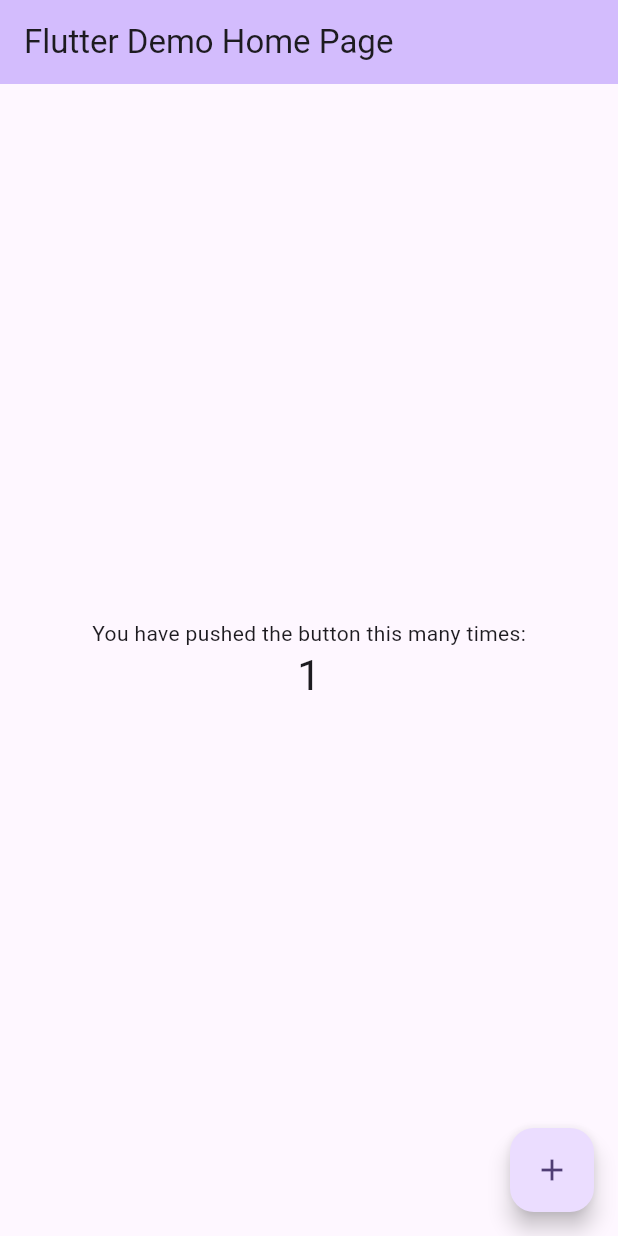
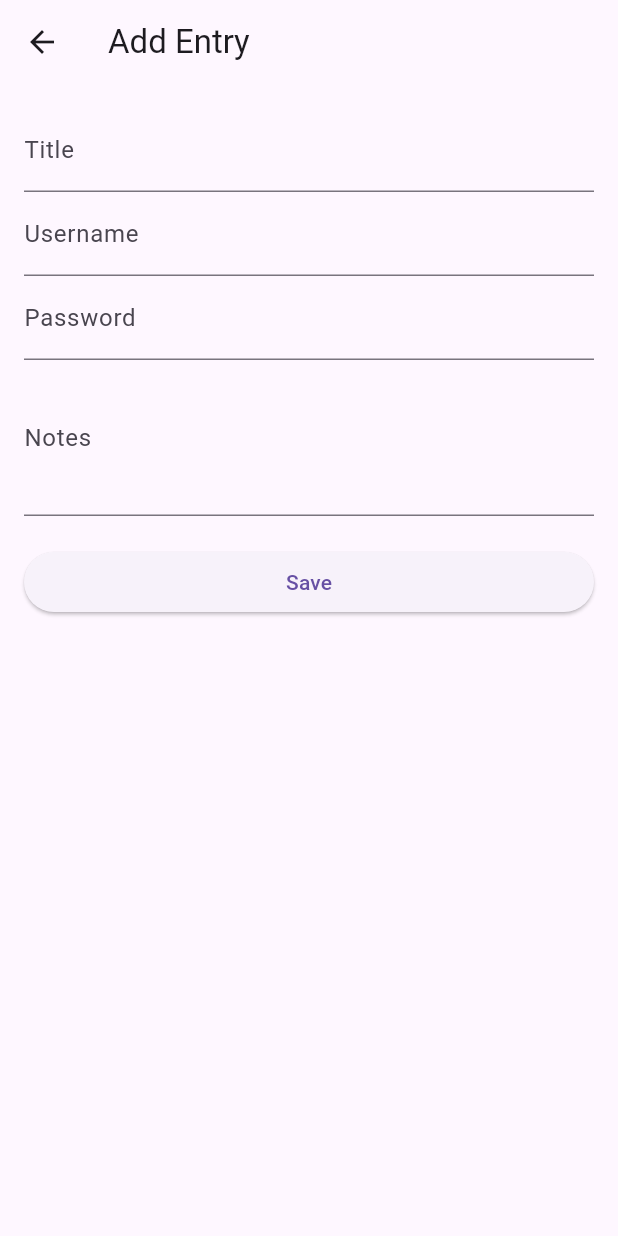
Before and after one commit to could-ai/01986b0a-abc8-7756-8518-159499e136ed, a Flutter app: the screen it shows after launch, after a tap on the "add" icon, on a phone screen of 412 x 824 dp. Run offline on Flutter 3.47's test engine with Material 3 defaults, Android fonts, the phone set to English and light mode, and no system bars; our stand-ins replace hive, hive_flutter; accounts and stored records are empty; generated files the repository leaves out were written again.

Commit message:
Add Hive and Hive Flutter dependencies for local storage in password manager app; Initialize Hive and set up routes for the password manager app; Create Hive model for password entries; Create home page listing password entries with copy and delete actions; Create add/edit page with form to input password entry details

```diff
--- a/usr/lib/main.dart
+++ b/usr/lib/main.dart
@@ -1,120 +1,31 @@
 import 'package:flutter/material.dart';
+import 'package:hive_flutter/hive_flutter.dart';
+import 'models/password_entry.dart';
+import 'pages/home_page.dart';
 
-void main() {
+void main() async {
+  WidgetsFlutterBinding.ensureInitialized();
+  await Hive.initFlutter();
+  Hive.registerAdapter(PasswordEntryAdapter());
+  await Hive.openBox<PasswordEntry>('passwords');
   runApp(const MyApp());
 }
 
 class MyApp extends StatelessWidget {
-  const MyApp({super.key});
+  const MyApp({Key? key}) : super(key: key);
 
-  // This widget is the root of your application.
   @override
   Widget build(BuildContext context) {
     return MaterialApp(
-      title: 'Flutter Demo',
+      title: 'Password Manager',
       debugShowCheckedModeBanner: false,
       theme: ThemeData(
-        // This is the theme of your application.
-        //
-        // TRY THIS: Try running your application with "flutter run". You'll see
-        // the application has a purple toolbar. Then, without quitting the app,
-        // try changing the seedColor in the colorScheme below to Colors.green
-        // and then invoke "hot reload" (save your changes or press the "hot
-        // reload" button in a Flutter-supported IDE, or press "r" if you used
-        // the command line to start the app).
-        //
-        // Notice that the counter didn't reset back to zero; the application
-        // state is not lost during the reload. To reset the state, use hot
-        // restart instead.
-        //
-        // This works for code too, not just values: Most code changes can be
-        // tested with just a hot reload.
-        colorScheme: ColorScheme.fromSeed(seedColor: Colors.deepPurple),
+        primarySwatch: Colors.deepPurple,
       ),
-      home: const MyHomePage(title: 'Flutter Demo Home Page'),
+      initialRoute: '/',
+      routes: {
+        '/': (context) => const HomePage(),
+      },
     );
   }
 }
-
-class MyHomePage extends StatefulWidget {
-  const MyHomePage({super.key, required this.title});
-
-  // This widget is the home page of your application. It is stateful, meaning
-  // that it has a State object (defined below) that contains fields that affect
-  // how it looks.
-
-  // This class is the configuration for the state. It holds the values (in this
-  // case the title) provided by the parent (in this case the App widget) and
-  // used by the build method of the State. Fields in a Widget subclass are
-  // always marked "final".
-
-  final String title;
-
-  @override
-  State<MyHomePage> createState() => _MyHomePageState();
-}
-
-class _MyHomePageState extends State<MyHomePage> {
-  int _counter = 0;
-
-  void _incrementCounter() {
-    setState(() {
-      // This call to setState tells the Flutter framework that something has
-      // changed in this State, which causes it to rerun the build method below
-      // so that the display can reflect the updated values. If we changed
-      // _counter without calling setState(), then the build method would not be
-      // called again, and so nothing would appear to happen.
-      _counter++;
-    });
-  }
-
-  @override
-  Widget build(BuildContext context) {
-    // This method is rerun every time setState is called, for instance as done
-    // by the _incrementCounter method above.
-    //
-    // The Flutter framework has been optimized to make rerunning build methods
-    // fast, so that you can just rebuild anything that needs updating rather
-    // than having to individually change instances of widgets.
-    return Scaffold(
-      appBar: AppBar(
-        // TRY THIS: Try changing the color here to a specific color (to
-        // Colors.amber, perhaps?) and trigger a hot reload to see the AppBar
-        // change color while the other colors stay the same.
-        backgroundColor: Theme.of(context).colorScheme.inversePrimary,
-        // Here we take the value from the MyHomePage object that was created by
-        // the App.build method, and use it to set our appbar title.
-        title: Text(widget.title),
-      ),
-      body: Center(
-        // Center is a layout widget. It takes a single child and positions it
-        // in the middle of the parent.
-        child: Column(
-          // Column is also a layout widget. It takes a list of children and
-          // arranges them vertically. By default, it sizes itself to fit its
-          // children horizontally, and tries to be as tall as its parent.
-          //
-          // Column has various properties to control how it sizes itself and
-          // how it positions its children. Here we use mainAxisAlignment to
-          // center the children vertically; the main axis here is the vertical
-          // axis because Columns are vertical (the cross axis would be
-          // horizontal).
-          //
-          // TRY THIS: Invoke "debug painting" (choose the "Toggle Debug Paint"
-          // action in the IDE, or press "p" in the console), to see the
-          // wireframe for each widget.
-          mainAxisAlignment: MainAxisAlignment.center,
-          children: <Widget>[
-            const Text('You have pushed the button this many times:'),
-            Text('$_counter', style: Theme.of(context).textTheme.headlineMedium),
-          ],
-        ),
-      ),
-      floatingActionButton: FloatingActionButton(
-        onPressed: _incrementCounter,
-        tooltip: 'Increment',
-        child: const Icon(Icons.add),
-      ), // This trailing comma makes auto-formatting nicer for build methods.
-    );
-  }
-}
--- /dev/null
+++ b/usr/lib/models/password_entry.dart
@@ -0,0 +1,25 @@
+import 'package:hive/hive.dart';
+
+part 'password_entry.g.dart';
+
+@HiveType(typeId: 0)
+class PasswordEntry extends HiveObject {
+  @HiveField(0)
+  String title;
+
+  @HiveField(1)
+  String username;
+
+  @HiveField(2)
+  String password;
+
+  @HiveField(3)
+  String notes;
+
+  PasswordEntry({
+    required this.title,
+    required this.username,
+    required this.password,
+    this.notes = '',
+  });
+}
--- /dev/null
+++ b/usr/lib/pages/add_edit_page.dart
@@ -0,0 +1,101 @@
+import 'package:flutter/material.dart';
+import 'package:hive_flutter/hive_flutter.dart';
+import '../models/password_entry.dart';
+
+class AddEditPage extends StatefulWidget {
+  final PasswordEntry? entry;
+  final int? index;
+
+  const AddEditPage({Key? key, this.entry, this.index}) : super(key: key);
+
+  @override
+  _AddEditPageState createState() => _AddEditPageState();
+}
+
+class _AddEditPageState extends State<AddEditPage> {
+  final _formKey = GlobalKey<FormState>();
+  late final TextEditingController _titleController;
+  late final TextEditingController _usernameController;
+  late final TextEditingController _passwordController;
+  late final TextEditingController _notesController;
+
+  @override
+  void initState() {
+    super.initState();
+    _titleController = TextEditingController(text: widget.entry?.title ?? '');
+    _usernameController = TextEditingController(text: widget.entry?.username ?? '');
+    _passwordController = TextEditingController(text: widget.entry?.password ?? '');
+    _notesController = TextEditingController(text: widget.entry?.notes ?? '');
+  }
+
+  @override
+  void dispose() {
+    _titleController.dispose();
+    _usernameController.dispose();
+    _passwordController.dispose();
+    _notesController.dispose();
+    super.dispose();
+  }
+
+  void _save() {
+    if (_formKey.currentState!.validate()) {
+      final box = Hive.box<PasswordEntry>('passwords');
+      final newEntry = PasswordEntry(
+        title: _titleController.text,
+        username: _usernameController.text,
+        password: _passwordController.text,
+        notes: _notesController.text,
+      );
+      if (widget.entry != null && widget.index != null) {
+        box.putAt(widget.index!, newEntry);
+      } else {
+        box.add(newEntry);
+      }
+      Navigator.pop(context);
+    }
+  }
+
+  @override
+  Widget build(BuildContext context) {
+    return Scaffold(
+      appBar: AppBar(
+        title: Text(widget.entry != null ? 'Edit Entry' : 'Add Entry'),
+      ),
+      body: Padding(
+        padding: const EdgeInsets.all(16.0),
+        child: Form(
+          key: _formKey,
+          child: ListView(
+            children: [
+              TextFormField(
+                controller: _titleController,
+                decoration: const InputDecoration(labelText: 'Title'),
+                validator: (value) => value == null || value.isEmpty ? 'Enter a title' : null,
+              ),
+              TextFormField(
+                controller: _usernameController,
+                decoration: const InputDecoration(labelText: 'Username'),
+                validator: (value) => value == null || value.isEmpty ? 'Enter a username' : null,
+              ),
+              TextFormField(
+                controller: _passwordController,
+                decoration: const InputDecoration(labelText: 'Password'),
+                validator: (value) => value == null || value.isEmpty ? 'Enter a password' : null,
+              ),
+              TextFormField(
+                controller: _notesController,
+                decoration: const InputDecoration(labelText: 'Notes'),
+                maxLines: 3,
+              ),
+              const SizedBox(height: 20),
+              ElevatedButton(
+                onPressed: _save,
+                child: const Text('Save'),
+              ),
+            ],
+          ),
+        ),
+      ),
+    );
+  }
+}
--- /dev/null
+++ b/usr/lib/pages/home_page.dart
@@ -0,0 +1,84 @@
+import 'package:flutter/material.dart';
+import 'package:hive_flutter/hive_flutter.dart';
+import 'package:flutter/services.dart';
+import '../models/password_entry.dart';
+import 'add_edit_page.dart';
+
+class HomePage extends StatefulWidget {
+  const HomePage({Key? key}) : super(key: key);
+
+  @override
+  _HomePageState createState() => _HomePageState();
+}
+
+class _HomePageState extends State<HomePage> {
+  late final Box<PasswordEntry> passwordBox;
+
+  @override
+  void initState() {
+    super.initState();
+    passwordBox = Hive.box<PasswordEntry>('passwords');
+  }
+
+  @override
+  Widget build(BuildContext context) {
+    return Scaffold(
+      appBar: AppBar(
+        title: const Text('Passwords'),
+      ),
+      body: ValueListenableBuilder(
+        valueListenable: passwordBox.listenable(),
+        builder: (context, Box<PasswordEntry> box, _) {
+          if (box.isEmpty) {
+            return const Center(
+              child: Text('No passwords saved. Click + to add.'),
+            );
+          }
+          return ListView.builder(
+            itemCount: box.length,
+            itemBuilder: (context, index) {
+              final entry = box.getAt(index)!;
+              return ListTile(
+                title: Text(entry.title),
+                subtitle: Text(entry.username),
+                trailing: IconButton(
+                  icon: const Icon(Icons.copy),
+                  onPressed: () {
+                    Clipboard.setData(
+                      ClipboardData(text: entry.password),
+                    );
+                    ScaffoldMessenger.of(context).showSnackBar(
+                      const SnackBar(content: Text('Password copied to clipboard')),
+                    );
+                  },
+                ),
+                onTap: () async {
+                  await Navigator.push(
+                    context,
+                    MaterialPageRoute(
+                      builder: (_) => AddEditPage(entry: entry, index: index),
+                    ),
+                  );
+                },
+                onLongPress: () {
+                  box.deleteAt(index);
+                },
+              );
+            },
+          );
+        },
+      ),
+      floatingActionButton: FloatingActionButton(
+        child: const Icon(Icons.add),
+        onPressed: () async {
+          await Navigator.push(
+            context,
+            MaterialPageRoute(
+              builder: (_) => const AddEditPage(),
+            ),
+          );
+        },
+      ),
+    );
+  }
+}
--- a/usr/pubspec.yaml
+++ b/usr/pubspec.yaml
@@ -8,7 +8,8 @@ dependencies:
   flutter:
     sdk: flutter
   cupertino_icons: ^1.0.8
-  supabase_flutter: ^2.9.1
+  hive: ^2.2.3
+  hive_flutter: ^1.1.0
 
 dev_dependencies:
   flutter_test:
```
